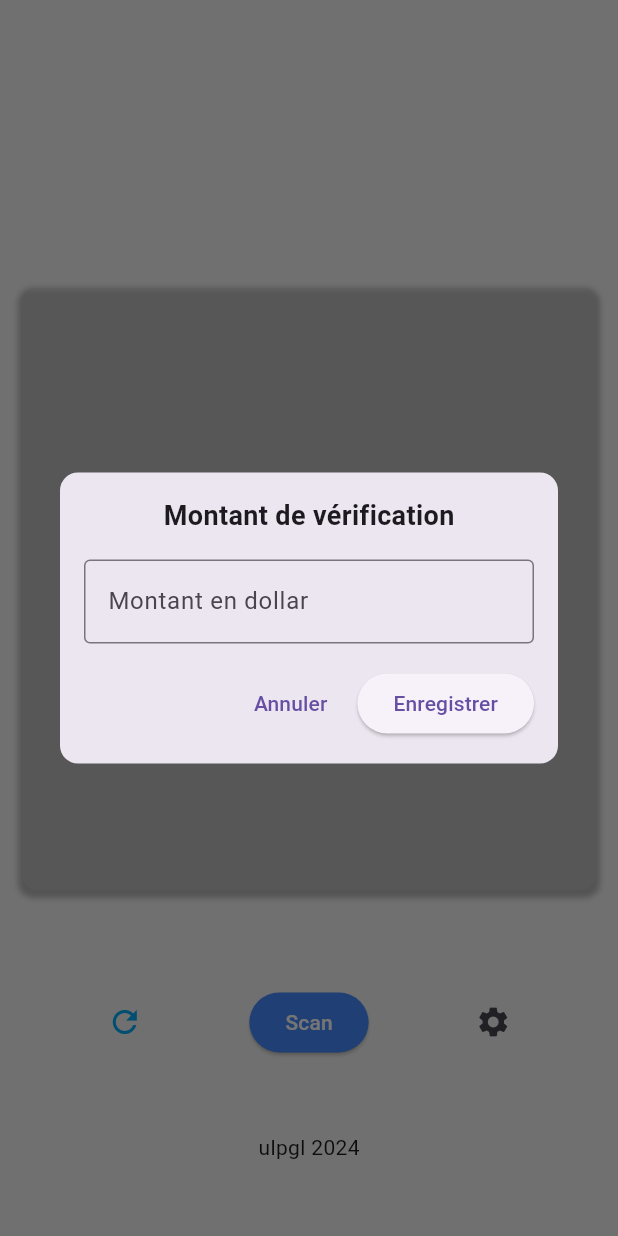
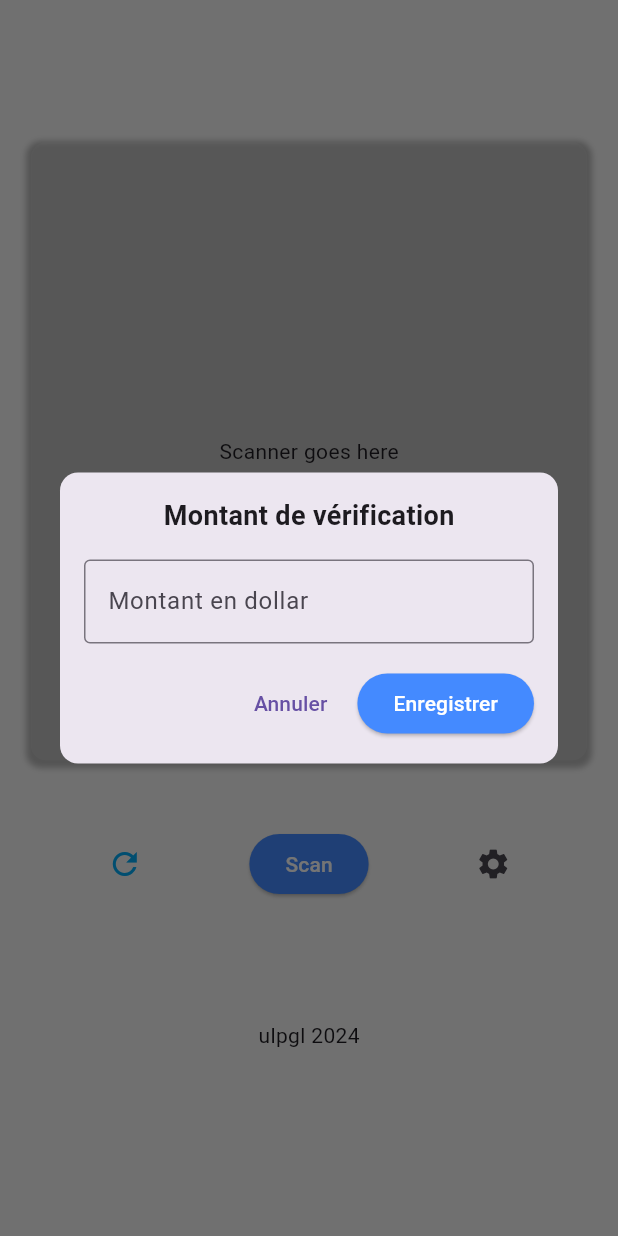
Before and after one commit to AHADI5/controll_qr_code_app, a Flutter app: the screen it shows after launch, after a tap on the "settings" icon, on a phone screen of 412 x 824 dp. Run offline on Flutter 3.47's test engine with Material 3 defaults, Android fonts, the phone set to English and light mode, and no system bars.

Commit message:
handling , overflow error on runtime

```diff
--- a/lib/widgets/Home.dart
+++ b/lib/widgets/Home.dart
@@ -1,4 +1,3 @@
-import 'package:flutter/cupertino.dart';
 import 'package:flutter/material.dart';
 import 'package:v1/widgets/Settings.dart';
 
@@ -8,11 +7,11 @@ class Home extends StatelessWidget {
   @override
   Widget build(BuildContext context) {
     return Scaffold(
-      body: Center(
+      body: SafeArea(
+        child: SingleChildScrollView( // Ajout de SingleChildScrollView pour le défilement
           child: Column(
             mainAxisAlignment: MainAxisAlignment.spaceEvenly,
             children: [
-
               const SizedBox(height: 80),
               Container(
                 decoration: BoxDecoration(
@@ -24,54 +23,50 @@ class Home extends StatelessWidget {
                       spreadRadius: 3,
                       blurRadius: 3,
                       offset: Offset(0, 2),
-
-                  )]
+                    )
+                  ],
                 ),
                 margin: const EdgeInsets.all(15),
-                width: 400,
-                height: 400,
+                width: MediaQuery.of(context).size.width * 0.9, // Largeur réactive
+                height: MediaQuery.of(context).size.height * 0.5, // Hauteur réactive
+                child: Center(
+                  child: Text('Scanner goes here'), // Placeholder pour le scanner
+                ),
+              ),
 
-
-              ),
-              //here will be the scanner
-              //TODO THE SCANNER CONTAINER
-
-              //action buttons
+              SizedBox(height: 30,),
+              // Boutons d'action
               Row(
                 mainAxisAlignment: MainAxisAlignment.spaceEvenly,
                 children: [
                   IconButton(
-                      onPressed: () =>{},
-                      icon: const Icon(Icons.refresh , color: Colors.lightBlue,)
-                  ) ,
+                    onPressed: () {},
+                    icon: const Icon(Icons.refresh, color: Colors.lightBlue),
+                  ),
                   ElevatedButton(
-                      onPressed: () {
-
-                      },
+                    onPressed: () {},
                     style: ButtonStyle(
                       backgroundColor: MaterialStateProperty.all(Colors.blueAccent),
                       foregroundColor: MaterialStateProperty.all(Colors.white),
-
                     ),
-                      child:const Text("Scan"),
+                    child: const Text("Scan"),
                   ),
-
                   IconButton(
-                      onPressed: (){
-                        //Showing up popup
+                    onPressed: () {
+                      // Afficher le popup
                       Settings.showPopup(context);
                     },
-                      icon: const Icon(Icons.settings))
+                    icon: const Icon(Icons.settings),
+                  ),
                 ],
               ),
-
-              //const SizedBox(height: 100) ,
-              const Text("ulpgl 2024")
-
+              const SizedBox(height: 80), // Ajouter de l'espace pour le texte
+              const Text("ulpgl 2024"),
+              const SizedBox(height: 20), // Ajouter de l'espace en bas pour le défilement
             ],
-          )),
-
-
+          ),
+        ),
+      ),
     );
   }
 }
--- a/lib/widgets/Settings.dart
+++ b/lib/widgets/Settings.dart
@@ -52,7 +52,12 @@ class Settings {
                         print('Saved: $enteredText');
                         //TODO SAVE THE AMOUNT IN THE LOCAL DB
                         Navigator.of(context).pop(); // Close the dialog
+
                       },
+                      style: ButtonStyle(
+                        backgroundColor: MaterialStateProperty.all(Colors.blueAccent),
+                        foregroundColor: MaterialStateProperty.all(Colors.white),
+                      ),
                       child: Text('Enregistrer'),
                     ),
                   ],
```
Lines whose indentation alone changed are shown as unchanged.
